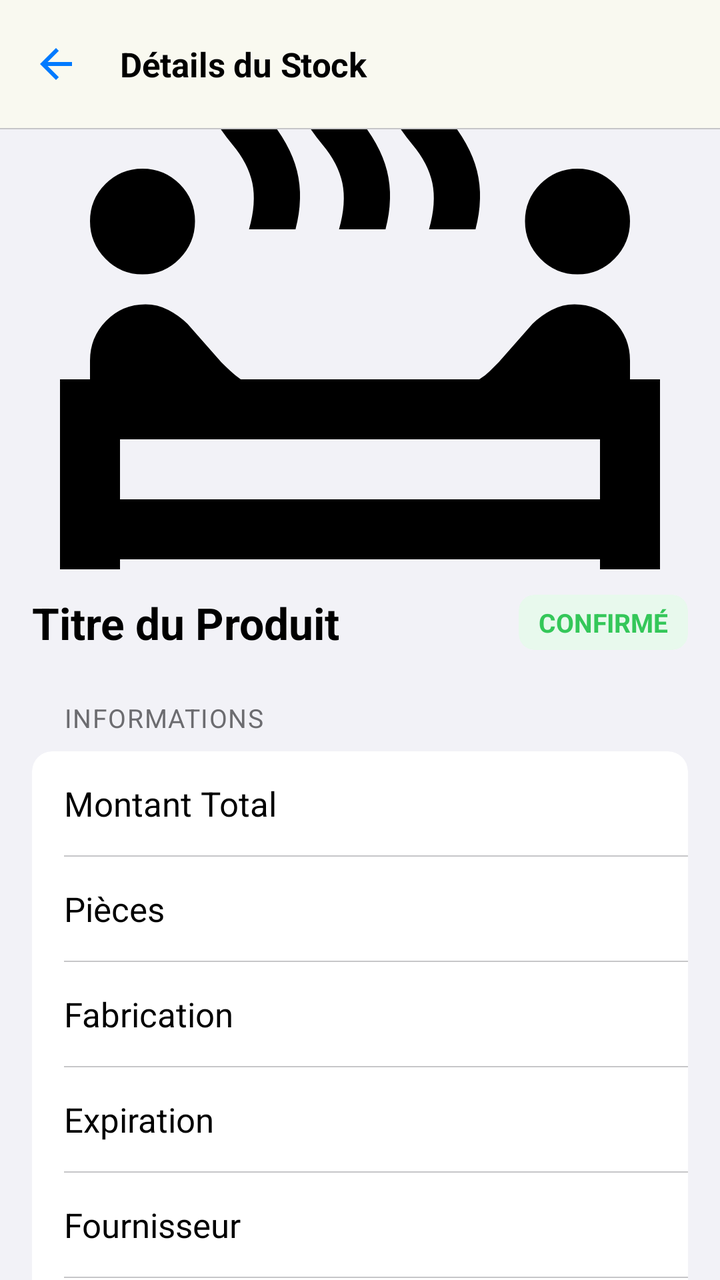
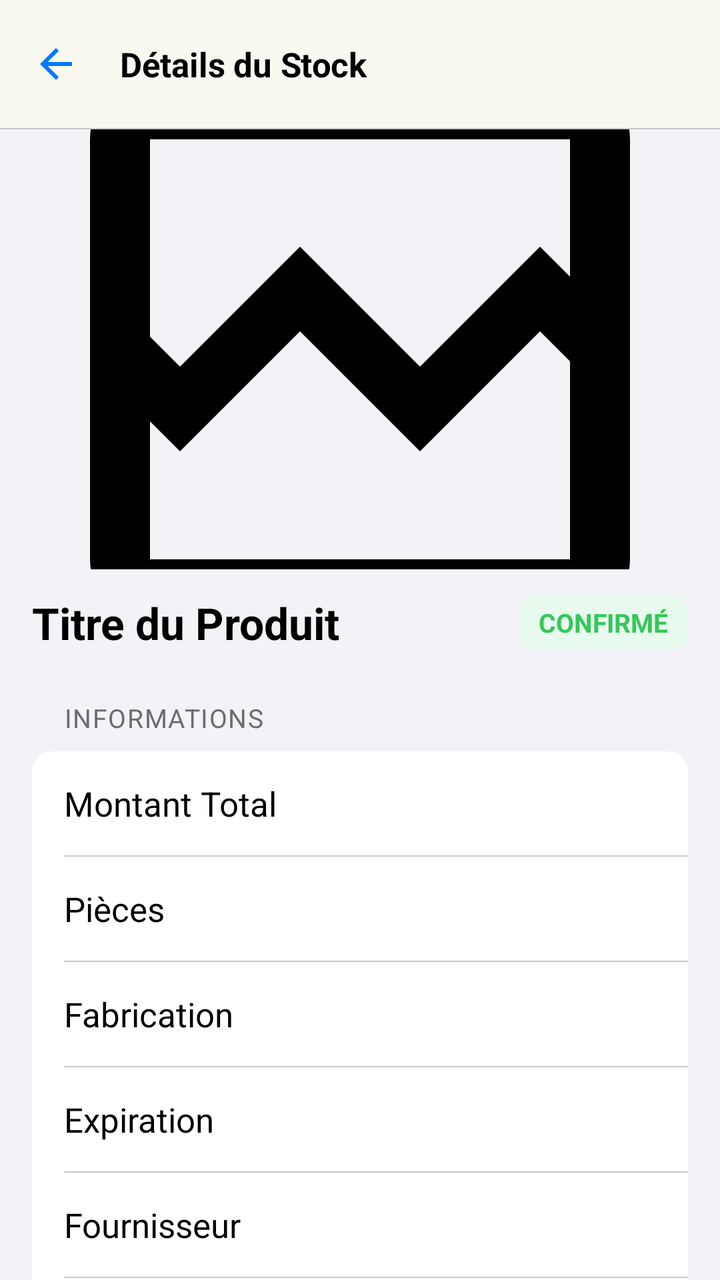

Compare the two renders of this Android layout. The source of the first and the diff that turns it into the second are given below.
<!-- AndroidManifest.xml: application theme Theme.MyAdermoShop -->
<!-- res/layout/activity_stock_details.xml -->
<?xml version="1.0" encoding="utf-8"?>
<androidx.coordinatorlayout.widget.CoordinatorLayout
    xmlns:android="http://schemas.android.com/apk/res/android"
    xmlns:app="http://schemas.android.com/apk/res-auto"
    android:layout_width="match_parent"
    android:layout_height="match_parent"
    android:background="@color/ios_bg">

    
    <com.google.android.material.appbar.AppBarLayout
        android:layout_width="match_parent"
        android:layout_height="wrap_content"
        android:background="@color/ios_nav"
        app:elevation="0dp">
        <com.google.android.material.appbar.MaterialToolbar
            android:id="@+id/toolbar"
            android:layout_width="match_parent"
            android:layout_height="?attr/actionBarSize"
            android:background="@color/ios_nav"
            app:navigationIcon="@drawable/ic_arrow_back"
            app:navigationIconTint="@color/ios_blue"
            app:title="Détails du Stock"
            app:titleTextAppearance="@style/T.NavTitle"/>
        <View android:layout_width="match_parent" android:layout_height="0.5dp"
            android:background="@color/ios_sep"/>
    </com.google.android.material.appbar.AppBarLayout>

    <androidx.core.widget.NestedScrollView
        android:layout_width="match_parent"
        android:layout_height="match_parent"
        android:paddingBottom="24dp"
        android:clipToPadding="false"
        app:layout_behavior="@string/appbar_scrolling_view_behavior">

        <LinearLayout
            android:orientation="vertical"
            android:layout_width="match_parent"
            android:layout_height="wrap_content">

            
            <ImageView
                android:id="@+id/imageViewProduct"
                android:layout_width="match_parent"
                android:layout_height="220dp"
                android:scaleType="centerCrop"
                android:src="@drawable/ic_product_placeholder"
                android:contentDescription="Product Image"/>

            
            <LinearLayout
                android:layout_width="match_parent"
                android:layout_height="wrap_content"
                android:orientation="horizontal"
                android:gravity="center_vertical"
                android:paddingStart="16dp"
                android:paddingEnd="16dp"
                android:paddingTop="12dp"
                android:paddingBottom="4dp">

                <TextView
                    android:id="@+id/textViewProductTitle"
                    android:layout_width="0dp"
                    android:layout_weight="1"
                    android:layout_height="wrap_content"
                    android:text="Titre du Produit"
                    android:textColor="@color/ios_label"
                    android:textSize="22sp"
                    android:textStyle="bold"/>

                <com.google.android.material.card.MaterialCardView
                    android:layout_width="wrap_content"
                    android:layout_height="wrap_content"
                    android:layout_marginStart="8dp"
                    app:cardBackgroundColor="@color/ios_green_bg"
                    app:cardCornerRadius="8dp"
                    app:cardElevation="0dp"
                    app:strokeWidth="0dp">
                    <TextView
                        android:id="@+id/tvDecision"
                        android:layout_width="wrap_content"
                        android:layout_height="wrap_content"
                        android:paddingStart="10dp"
                        android:paddingEnd="10dp"
                        android:paddingTop="5dp"
                        android:paddingBottom="5dp"
                        android:text="CONFIRMÉ"
                        android:textColor="@color/ios_green"
                        android:textSize="13sp"
                        android:textStyle="bold"/>
                </com.google.android.material.card.MaterialCardView>

            </LinearLayout>

            
            <TextView
                android:layout_width="match_parent"
                android:layout_height="wrap_content"
                android:text="INFORMATIONS"
                android:textColor="@color/ios_label2"
                android:textSize="13sp"
                android:textAllCaps="true"
                android:letterSpacing="0.04"
                android:paddingStart="32dp"
                android:paddingTop="20dp"
                android:paddingBottom="8dp"/>

            <com.google.android.material.card.MaterialCardView
                android:layout_width="match_parent"
                android:layout_height="wrap_content"
                android:layout_marginStart="16dp"
                android:layout_marginEnd="16dp"
                app:cardBackgroundColor="@color/ios_bg2"
                app:cardCornerRadius="10dp"
                app:cardElevation="0dp"
                app:strokeWidth="0dp">
                <LinearLayout android:orientation="vertical"
                    android:layout_width="match_parent" android:layout_height="wrap_content">

                    
                    <LinearLayout android:orientation="horizontal"
                        android:layout_width="match_parent" android:layout_height="52dp"
                        android:paddingStart="16dp" android:paddingEnd="16dp"
                        android:gravity="center_vertical">
                        <TextView android:layout_width="0dp" android:layout_weight="1"
                            android:layout_height="wrap_content" android:text="Montant Total"
                            android:textColor="@color/ios_label" android:textSize="17sp"/>
                        <TextView android:id="@+id/textViewTotalAmount"
                            android:layout_width="wrap_content" android:layout_height="wrap_content"
                            android:textColor="@color/ios_label2" android:textSize="17sp"/>
                    </LinearLayout>
                    <View android:layout_width="match_parent" android:layout_height="0.5dp"
                        android:layout_marginStart="16dp" android:background="@color/ios_sep"/>

                    
                    <LinearLayout android:orientation="horizontal"
                        android:layout_width="match_parent" android:layout_height="52dp"
                        android:paddingStart="16dp" android:paddingEnd="16dp"
                        android:gravity="center_vertical">
                        <TextView android:layout_width="0dp" android:layout_weight="1"
                            android:layout_height="wrap_content" android:text="Pièces"
                            android:textColor="@color/ios_label" android:textSize="17sp"/>
                        <TextView android:id="@+id/textViewPieces"
                            android:layout_width="wrap_content" android:layout_height="wrap_content"
                            android:textColor="@color/ios_label2" android:textSize="17sp"/>
                    </LinearLayout>
                    <View android:layout_width="match_parent" android:layout_height="0.5dp"
                        android:layout_marginStart="16dp" android:background="@color/ios_sep"/>

                    
                    <LinearLayout android:orientation="horizontal"
                        android:layout_width="match_parent" android:layout_height="52dp"
                        android:paddingStart="16dp" android:paddingEnd="16dp"
                        android:gravity="center_vertical">
                        <TextView android:layout_width="0dp" android:layout_weight="1"
                            android:layout_height="wrap_content" android:text="Fabrication"
                            android:textColor="@color/ios_label" android:textSize="17sp"/>
                        <TextView android:id="@+id/textViewManufactureDate"
                            android:layout_width="wrap_content" android:layout_height="wrap_content"
                            android:textColor="@color/ios_label2" android:textSize="17sp"/>
                    </LinearLayout>
                    <View android:layout_width="match_parent" android:layout_height="0.5dp"
                        android:layout_marginStart="16dp" android:background="@color/ios_sep"/>

                    
                    <LinearLayout android:orientation="horizontal"
                        android:layout_width="match_parent" android:layout_height="52dp"
                        android:paddingStart="16dp" android:paddingEnd="16dp"
                        android:gravity="center_vertical">
                        <TextView android:layout_width="0dp" android:layout_weight="1"
                            android:layout_height="wrap_content" android:text="Expiration"
                            android:textColor="@color/ios_label" android:textSize="17sp"/>
                        <TextView android:id="@+id/textViewExpirationDate"
                            android:layout_width="wrap_content" android:layout_height="wrap_content"
                            android:textColor="@color/ios_green" android:textSize="17sp"/>
                    </LinearLayout>
                    <View android:layout_width="match_parent" android:layout_height="0.5dp"
                        android:layout_marginStart="16dp" android:background="@color/ios_sep"/>

                    
                    <LinearLayout android:orientation="horizontal"
                        android:layout_width="match_parent" android:layout_height="52dp"
                        android:paddingStart="16dp" android:paddingEnd="16dp"
                        android:gravity="center_vertical">
                        <TextView android:layout_width="0dp" android:layout_weight="1"
                            android:layout_height="wrap_content" android:text="Fournisseur"
                            android:textColor="@color/ios_label" android:textSize="17sp"/>
                        <TextView android:id="@+id/textViewSupplierName"
                            android:layout_width="wrap_content" android:layout_height="wrap_content"
                            android:textColor="@color/ios_label2" android:textSize="17sp"/>
                    </LinearLayout>
                    <View android:layout_width="match_parent" android:layout_height="0.5dp"
                        android:layout_marginStart="16dp" android:background="@color/ios_sep"/>

                    
                    <LinearLayout android:orientation="horizontal"
                        android:layout_width="match_parent" android:layout_height="52dp"
                        android:paddingStart="16dp" android:paddingEnd="16dp"
                        android:gravity="center_vertical">
                        <TextView android:layout_width="0dp" android:layout_weight="1"
                            android:layout_height="wrap_content" android:text="Contact"
                            android:textColor="@color/ios_label" android:textSize="17sp"/>
                        <TextView android:id="@+id/textViewSupplierContact"
                            android:layout_width="wrap_content" android:layout_height="wrap_content"
                            android:textColor="@color/ios_blue" android:textSize="17sp"/>
                    </LinearLayout>

                </LinearLayout>
            </com.google.android.material.card.MaterialCardView>

            
            <TextView
                android:layout_width="match_parent"
                android:layout_height="wrap_content"
                android:text="ANALYSE FINANCIÈRE"
                android:textColor="@color/ios_label2"
                android:textSize="13sp"
                android:textAllCaps="true"
                android:letterSpacing="0.04"
                android:paddingStart="32dp"
                android:paddingTop="24dp"
                android:paddingBottom="8dp"/>

            <com.google.android.material.card.MaterialCardView
                android:layout_width="match_parent"
                android:layout_height="wrap_content"
                android:layout_marginStart="16dp"
                android:layout_marginEnd="16dp"
                app:cardBackgroundColor="@color/ios_bg2"
                app:cardCornerRadius="10dp"
                app:cardElevation="0dp"
                app:strokeWidth="0dp">
                <LinearLayout android:orientation="vertical"
                    android:layout_width="match_parent" android:layout_height="wrap_content">

                    
                    <LinearLayout android:orientation="horizontal"
                        android:layout_width="match_parent" android:layout_height="52dp"
                        android:paddingStart="16dp" android:paddingEnd="16dp"
                        android:gravity="center_vertical">
                        <TextView android:layout_width="0dp" android:layout_weight="1"
                            android:layout_height="wrap_content" android:text="Montant Utilisé"
                            android:textColor="@color/ios_label" android:textSize="17sp"/>
                        <TextView android:id="@+id/tvTotalAmountUsed"
                            android:layout_width="wrap_content" android:layout_height="wrap_content"
                            android:textColor="@color/ios_label2" android:textSize="17sp"/>
                    </LinearLayout>
                    <View android:layout_width="match_parent" android:layout_height="0.5dp"
                        android:layout_marginStart="16dp" android:background="@color/ios_sep"/>

                    
                    <LinearLayout android:orientation="horizontal"
                        android:layout_width="match_parent" android:layout_height="52dp"
                        android:paddingStart="16dp" android:paddingEnd="16dp"
                        android:gravity="center_vertical">
                        <TextView android:layout_width="0dp" android:layout_weight="1"
                            android:layout_height="wrap_content" android:text="Prix de Vente Prévu"
                            android:textColor="@color/ios_label" android:textSize="17sp"/>
                        <TextView android:id="@+id/tvExpectedSellingAmount"
                            android:layout_width="wrap_content" android:layout_height="wrap_content"
                            android:textColor="@color/ios_label2" android:textSize="17sp"/>
                    </LinearLayout>
                    <View android:layout_width="match_parent" android:layout_height="0.5dp"
                        android:layout_marginStart="16dp" android:background="@color/ios_sep"/>

                    
                    <LinearLayout android:orientation="horizontal"
                        android:layout_width="match_parent" android:layout_height="52dp"
                        android:paddingStart="16dp" android:paddingEnd="16dp"
                        android:gravity="center_vertical">
                        <TextView android:layout_width="0dp" android:layout_weight="1"
                            android:layout_height="wrap_content" android:text="Bénéfice"
                            android:textColor="@color/ios_label" android:textSize="17sp"
                            android:textStyle="bold"/>
                        <TextView android:id="@+id/tvBenefice"
                            android:layout_width="wrap_content" android:layout_height="wrap_content"
                            android:textColor="@color/ios_green" android:textSize="17sp"
                            android:textStyle="bold"/>
                    </LinearLayout>
                    <View android:layout_width="match_parent" android:layout_height="0.5dp"
                        android:layout_marginStart="16dp" android:background="@color/ios_sep"/>

                    
                    <LinearLayout android:orientation="horizontal"
                        android:layout_width="match_parent" android:layout_height="52dp"
                        android:paddingStart="16dp" android:paddingEnd="16dp"
                        android:gravity="center_vertical">
                        <TextView android:layout_width="0dp" android:layout_weight="1"
                            android:layout_height="wrap_content" android:text="Prix par Unité (P.U)"
                            android:textColor="@color/ios_label" android:textSize="17sp"/>
                        <TextView android:id="@+id/textViewPU"
                            android:layout_width="wrap_content" android:layout_height="wrap_content"
                            android:textColor="@color/ios_label2" android:textSize="17sp"/>
                    </LinearLayout>
                    <View android:layout_width="match_parent" android:layout_height="0.5dp"
                        android:layout_marginStart="16dp" android:background="@color/ios_sep"/>

                    
                    <LinearLayout android:orientation="horizontal"
                        android:layout_width="match_parent" android:layout_height="52dp"
                        android:paddingStart="16dp" android:paddingEnd="16dp"
                        android:gravity="center_vertical">
                        <TextView android:layout_width="0dp" android:layout_weight="1"
                            android:layout_height="wrap_content" android:text="Date"
                            android:textColor="@color/ios_label" android:textSize="17sp"/>
                        <TextView android:id="@+id/tvDate"
                            android:layout_width="wrap_content" android:layout_height="wrap_content"
                            android:textColor="@color/ios_label2" android:textSize="17sp"/>
                    </LinearLayout>
                    <View android:layout_width="match_parent" android:layout_height="0.5dp"
                        android:layout_marginStart="16dp" android:background="@color/ios_sep"/>

                    
                    <LinearLayout android:orientation="horizontal"
                        android:layout_width="match_parent" android:layout_height="52dp"
                        android:paddingStart="16dp" android:paddingEnd="16dp"
                        android:gravity="center_vertical">
                        <TextView android:layout_width="0dp" android:layout_weight="1"
                            android:layout_height="wrap_content" android:text="Statut Téléchargement"
                            android:textColor="@color/ios_label" android:textSize="17sp"/>
                        <com.google.android.material.card.MaterialCardView
                            android:layout_width="wrap_content" android:layout_height="wrap_content"
                            app:cardBackgroundColor="@color/ios_red_bg" app:cardCornerRadius="6dp"
                            app:cardElevation="0dp" app:strokeWidth="0dp">
                            <TextView android:id="@+id/tvUploadStatus"
                                android:layout_width="wrap_content" android:layout_height="wrap_content"
                                android:paddingStart="8dp" android:paddingEnd="8dp"
                                android:paddingTop="3dp" android:paddingBottom="3dp"
                                android:text="Non téléchargé"
                                android:textColor="@color/ios_red"
                                android:textSize="13sp" android:textStyle="bold"/>
                        </com.google.android.material.card.MaterialCardView>
                    </LinearLayout>

                </LinearLayout>
            </com.google.android.material.card.MaterialCardView>

            
            <TextView
                android:layout_width="match_parent"
                android:layout_height="wrap_content"
                android:text="FACTURE"
                android:textColor="@color/ios_label2"
                android:textSize="13sp"
                android:textAllCaps="true"
                android:letterSpacing="0.04"
                android:paddingStart="32dp"
                android:paddingTop="24dp"
                android:paddingBottom="8dp"/>

            <com.google.android.material.card.MaterialCardView
                android:layout_width="match_parent"
                android:layout_height="wrap_content"
                android:layout_marginStart="16dp"
                android:layout_marginEnd="16dp"
                app:cardBackgroundColor="@color/ios_bg2"
                app:cardCornerRadius="10dp"
                app:cardElevation="0dp"
                app:strokeWidth="0dp">
                <ImageView
                    android:id="@+id/imageViewFacture"
                    android:layout_width="match_parent"
                    android:layout_height="200dp"
                    android:scaleType="centerCrop"
                    android:src="@drawable/ic_product_placeholder"
                    android:contentDescription="Facture Image"/>
            </com.google.android.material.card.MaterialCardView>

            
            <com.google.android.material.button.MaterialButton
                style="@style/B.Primary"
                android:id="@+id/buttonCreateInstances"
                android:layout_width="match_parent"
                android:layout_height="50dp"
                android:layout_marginStart="16dp"
                android:layout_marginEnd="16dp"
                android:layout_marginTop="24dp"
                android:text="Créer les Barcodes (Instances)"
                android:visibility="gone"/>

            
            <ProgressBar
                android:id="@+id/progressBar"
                style="?android:attr/progressBarStyleHorizontal"
                android:layout_width="match_parent"
                android:layout_height="3dp"
                android:layout_marginStart="16dp"
                android:layout_marginEnd="16dp"
                android:layout_marginTop="8dp"
                android:visibility="gone"
                android:indeterminate="true"
                android:indeterminateTint="@color/ios_blue"/>

        </LinearLayout>
    </androidx.core.widget.NestedScrollView>

</androidx.coordinatorlayout.widget.CoordinatorLayout>
<!-- resources referenced by this layout -->
<resources>
  <color name="ios_bg">#F2F2F7</color>
  <color name="ios_bg2">#FFFFFF</color>
  <color name="ios_blue">#007AFF</color>
  <color name="ios_green">#34C759</color>
  <color name="ios_green_bg">#E8F9ED</color>
  <color name="ios_label">#000000</color>
  <color name="ios_label2">#6C6C70</color>
  <color name="ios_nav">#F9F9F9F0</color>
  <color name="ios_red">#FF3B30</color>
  <color name="ios_red_bg">#FFEDEC</color>
  <color name="ios_sep">#C6C6C8</color>
  <!-- drawable ic_arrow_back (drawable) -->
  <vector xmlns:android="http://schemas.android.com/apk/res/android"
      android:width="24dp"
      android:height="24dp"
      android:viewportWidth="24"
      android:viewportHeight="24"
      android:tint="?attr/colorControlNormal">
    <path
        android:fillColor="@android:color/white"
        android:pathData="M20,11H7.83l5.59,-5.59L12,4l-8,8 8,8 1.41,-1.41L7.83,13H20v-2z"/>
  </vector>
  <!-- drawable ic_product_placeholder (drawable) -->
  <vector xmlns:android="http://schemas.android.com/apk/res/android" android:height="24dp" android:tint="#000000" android:viewportHeight="960" android:viewportWidth="960" android:width="24dp">
        
      <path android:fillColor="@android:color/white" android:pathData="M720.5,359Q700,338 700,309Q700,280 720.5,259.5Q741,239 770,239Q799,239 819.5,259.5Q840,280 840,309Q840,338 819.5,359Q799,380 770,380Q741,380 720.5,359ZM140.5,359Q120,338 120,309Q120,280 140.5,259.5Q161,239 190,239Q219,239 239.5,259.5Q260,280 260,309Q260,338 239.5,359Q219,380 190,380Q161,380 140.5,359ZM332,320Q342,285 336.5,258.5Q331,232 310,207Q278,169 268,129.5Q258,90 269,40L330,40Q323,83 328.5,112.5Q334,142 355,168Q387,206 396,242Q405,278 394,320L332,320ZM452,320Q462,285 456.5,258.5Q451,232 430,207Q398,169 388,129.5Q378,90 389,40L450,40Q442,85 448,113.5Q454,142 475,168Q507,206 516,242Q525,278 514,320L452,320ZM572,320Q582,285 576.5,258.5Q571,232 550,207Q518,169 508,129.5Q498,90 509,40L570,40Q562,85 568,113.5Q574,142 595,168Q627,206 636,242Q645,278 634,320L572,320ZM160,880Q127,880 103.5,856.5Q80,833 80,800L80,520L120,520L120,495Q120,464 141.5,442Q163,420 194,420Q210,420 224.5,427.5Q239,435 250,446L295,497Q301,503 307.5,509Q314,515 321,520L639,520Q647,515 653,509Q659,503 665,497L710,446Q721,435 735.5,427.5Q750,420 766,420Q797,420 818.5,442Q840,464 840,495L840,520L880,520L880,800Q880,833 856.5,856.5Q833,880 800,880L160,880ZM160,680L800,680L800,600L160,600L160,680ZM160,800L800,800Q800,800 800,800Q800,800 800,800L800,760L160,760L160,800Q160,800 160,800Q160,800 160,800ZM480,680L480,680L480,680L480,680ZM480,760Q480,760 480,760Q480,760 480,760L480,760L480,760L480,760Q480,760 480,760Q480,760 480,760ZM480,760L480,760L480,680L480,680L480,760Z"/>
      
  </vector>
  <style name="B.Primary" parent="Widget.MaterialComponents.Button">
          <item name="android:layout_width">match_parent</item>
          <item name="android:layout_height">50dp</item>
          <item name="backgroundTint">@color/ios_btn</item>
          <item name="cornerRadius">12dp</item>
          <item name="android:textColor">@color/ios_btn_text</item>
          <item name="android:textSize">17sp</item>
          <item name="android:textStyle">bold</item>
          <item name="android:letterSpacing">-0.004</item>
          <item name="elevation">0dp</item>
          <item name="android:stateListAnimator">@null</item>
      </style>
  <style name="T.NavTitle">
          <item name="android:textSize">17sp</item>
          <item name="android:textStyle">bold</item>
          <item name="android:textColor">@color/ios_label</item>
          <item name="android:letterSpacing">-0.004</item>
      </style>
  <style name="Theme.MyAdermoShop" parent="Base.Theme.MyAdermoShop" />
  <color name="ios_btn">#007AFF</color>
  <color name="ios_btn_text">#FFFFFF</color>
  <style name="Base.Theme.MyAdermoShop" parent="Theme.Material3.DayNight.NoActionBar">
          
          
      </style>
</resources>

<!-- the commit's change to res/layout/activity_stock_details.xml (unified diff, before → after) -->
@@ -43,7 +43,7 @@
                 android:layout_width="match_parent"
                 android:layout_height="220dp"
                 android:scaleType="centerCrop"
-                android:src="@drawable/ic_product_placeholder"
+                android:src="@drawable/ic_product_placeholder_x"
                 android:contentDescription="Product Image"/>
 
             
@@ -361,7 +361,7 @@
                     android:layout_width="match_parent"
                     android:layout_height="200dp"
                     android:scaleType="centerCrop"
-                    android:src="@drawable/ic_product_placeholder"
+                    android:src="@drawable/ic_product_placeholder_x"
                     android:contentDescription="Facture Image"/>
             </com.google.android.material.card.MaterialCardView>
 
<!-- resource entries referenced after the edit -->
@@ -22,10 +22,10 @@
         android:fillColor="@android:color/white"
         android:pathData="M20,11H7.83l5.59,-5.59L12,4l-8,8 8,8 1.41,-1.41L7.83,13H20v-2z"/>
   </vector>
-  <!-- drawable ic_product_placeholder (drawable) -->
+  <!-- drawable ic_product_placeholder_x (drawable) -->
   <vector xmlns:android="http://schemas.android.com/apk/res/android" android:height="24dp" android:tint="#000000" android:viewportHeight="960" android:viewportWidth="960" android:width="24dp">
         
-      <path android:fillColor="@android:color/white" android:pathData="M720.5,359Q700,338 700,309Q700,280 720.5,259.5Q741,239 770,239Q799,239 819.5,259.5Q840,280 840,309Q840,338 819.5,359Q799,380 770,380Q741,380 720.5,359ZM140.5,359Q120,338 120,309Q120,280 140.5,259.5Q161,239 190,239Q219,239 239.5,259.5Q260,280 260,309Q260,338 239.5,359Q219,380 190,380Q161,380 140.5,359ZM332,320Q342,285 336.5,258.5Q331,232 310,207Q278,169 268,129.5Q258,90 269,40L330,40Q323,83 328.5,112.5Q334,142 355,168Q387,206 396,242Q405,278 394,320L332,320ZM452,320Q462,285 456.5,258.5Q451,232 430,207Q398,169 388,129.5Q378,90 389,40L450,40Q442,85 448,113.5Q454,142 475,168Q507,206 516,242Q525,278 514,320L452,320ZM572,320Q582,285 576.5,258.5Q571,232 550,207Q518,169 508,129.5Q498,90 509,40L570,40Q562,85 568,113.5Q574,142 595,168Q627,206 636,242Q645,278 634,320L572,320ZM160,880Q127,880 103.5,856.5Q80,833 80,800L80,520L120,520L120,495Q120,464 141.5,442Q163,420 194,420Q210,420 224.5,427.5Q239,435 250,446L295,497Q301,503 307.5,509Q314,515 321,520L639,520Q647,515 653,509Q659,503 665,497L710,446Q721,435 735.5,427.5Q750,420 766,420Q797,420 818.5,442Q840,464 840,495L840,520L880,520L880,800Q880,833 856.5,856.5Q833,880 800,880L160,880ZM160,680L800,680L800,600L160,600L160,680ZM160,800L800,800Q800,800 800,800Q800,800 800,800L800,760L160,760L160,800Q160,800 160,800Q160,800 160,800ZM480,680L480,680L480,680L480,680ZM480,760Q480,760 480,760Q480,760 480,760L480,760L480,760L480,760Q480,760 480,760Q480,760 480,760ZM480,760L480,760L480,680L480,680L480,760Z"/>
+      <path android:fillColor="@android:color/white" android:pathData="M200,840Q167,840 143.5,816.5Q120,793 120,760L120,200Q120,167 143.5,143.5Q167,120 200,120L760,120Q793,120 816.5,143.5Q840,167 840,200L840,760Q840,793 816.5,816.5Q793,840 760,840L200,840ZM240,503L400,343L560,503L720,343L760,383L760,200Q760,200 760,200Q760,200 760,200L200,200Q200,200 200,200Q200,200 200,200L200,463L240,503ZM200,760L760,760Q760,760 760,760Q760,760 760,760L760,496L720,456L560,616L400,456L240,616L200,576L200,760Q200,760 200,760Q200,760 200,760ZM200,760L200,760Q200,760 200,760Q200,760 200,760L200,496L200,576L200,463L200,383L200,200Q200,200 200,200Q200,200 200,200L200,200Q200,200 200,200Q200,200 200,200L200,463L200,463L200,576L200,576L200,760Q200,760 200,760Q200,760 200,760Z"/>
       
   </vector>
   <style name="B.Primary" parent="Widget.MaterialComponents.Button">
